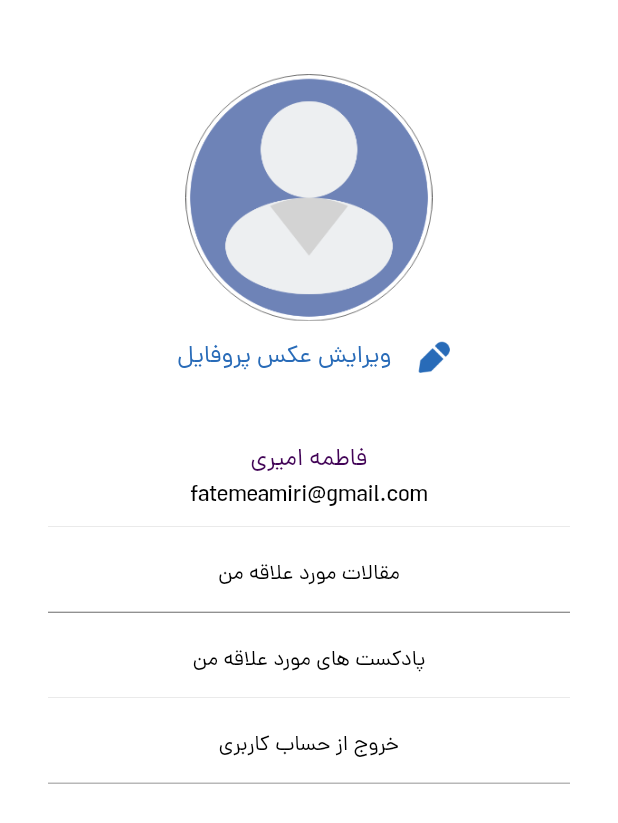
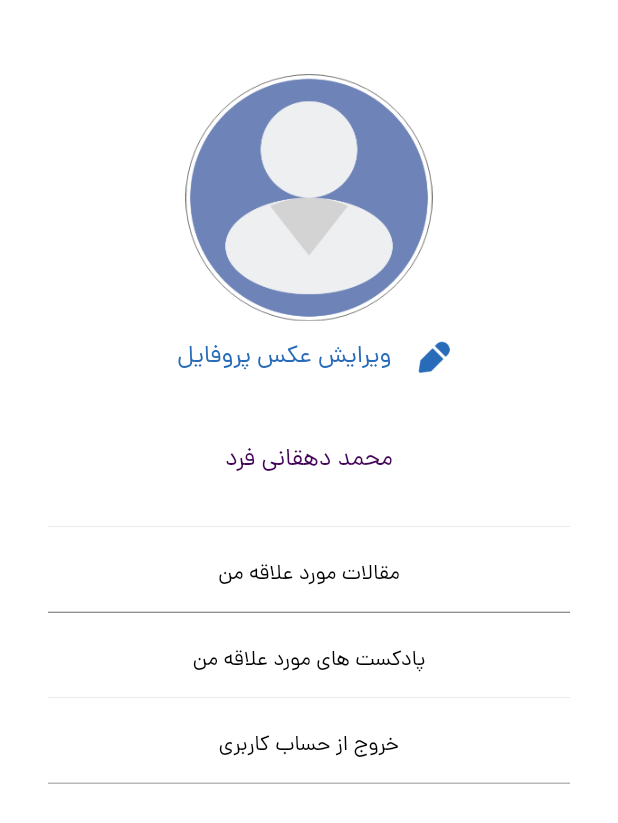
Before and after one commit to mohammad-dehghanifard/TechBlog, a Flutter app: the ProfileScreen screen opened by its route, on a phone screen of 412 x 824 dp. Shown: the top 823 px of the screen. Run offline on Flutter 3.47's test engine with Material 2 defaults, Android fonts, the phone set to English and light mode, and no system bars; our stand-ins replace cached_network_image, dio, flutter_spinkit, flutter_svg, get, get_storage; accounts and stored records are empty; network calls fail.

Commit message:
refactor profile screen ui

```diff
--- a/lib/controller/navigation_controller/navigation_controller.dart
+++ b/lib/controller/navigation_controller/navigation_controller.dart
@@ -6,5 +6,5 @@ import 'package:get/get.dart';
 
 class NavigationController extends GetxController{
   RxInt selectedPage = 0.obs;
-  List<Widget> techScreens = [const HomeScreen(),const ProfileScreen(),const RegisterIntro()];
+  List<Widget> techScreens = [const HomeScreen(), ProfileScreen(),const RegisterIntro()];
 }
--- a/lib/main.dart
+++ b/lib/main.dart
@@ -35,7 +35,7 @@ class MyApp extends StatelessWidget {
         GetPage(name: ScreenRouts.splashRoute, page: () => const SplashScreen()),
         GetPage(name: ScreenRouts.homeRoute, page: () => const HomeScreen()),
         GetPage(name: ScreenRouts.mainScreenRoute, page: () =>  MainScreen()),
-        GetPage(name: ScreenRouts.profileScreenRoute, page: () => const ProfileScreen()),
+        GetPage(name: ScreenRouts.profileScreenRoute, page: () =>  ProfileScreen()),
         GetPage(name: ScreenRouts.registerIntroScreenRoute, page: () => const RegisterIntro()),
         GetPage(name: ScreenRouts.articleListScreenRoute, page: () => const ArticleListScreen()),
         GetPage(name: ScreenRouts.singleArticleScreenRoute, page: () => const SingleArticleScreen()),
--- a/lib/view/profile_screen/screens/profile_screen.dart
+++ b/lib/view/profile_screen/screens/profile_screen.dart
@@ -1,13 +1,16 @@
 import 'package:flutter/material.dart';
 import 'package:flutter_techblog/core/constants/colors/app_colors.dart';
+import 'package:flutter_techblog/core/constants/storage_keys/storage_keys.dart';
 import 'package:flutter_techblog/core/constants/style/text_styles.dart';
 import 'package:flutter_techblog/core/constants/texts/app_texts.dart';
 import 'package:flutter_techblog/core/widget/tech_divider/tech_divider.dart';
 import 'package:flutter_techblog/gen/assets.gen.dart';
 import 'package:flutter_techblog/view/profile_screen/widgets/user_option_btn/user_option_widget.dart';
+import 'package:get_storage/get_storage.dart';
 
 class ProfileScreen extends StatelessWidget {
-  const ProfileScreen({Key? key}) : super(key: key);
+  final box = GetStorage();
+   ProfileScreen({Key? key}) : super(key: key);
 
   @override
   Widget build(BuildContext context) {
@@ -33,8 +36,8 @@ class ProfileScreen extends StatelessWidget {
             ),
             SizedBox(height: size.height * 0.04),
             //user information
-            Text("فاطمه امیری",style: ApplicationTextStyle.listTitle.apply(color: SolidColors.colorPrimary)),
-            Text("fatemeamiri@gmail.com",style: ApplicationTextStyle.listTitle.apply(color: SolidColors.colorTextTitle)),
+            Text("محمد دهقانی فرد",style: ApplicationTextStyle.listTitle.apply(color: SolidColors.colorPrimary)),
+            Text(box.read(TechStorageKeys.userEmailKey),style: ApplicationTextStyle.listTitle.apply(color: SolidColors.colorTextTitle)),
 
             // user option
             const TechDivider(thickness: 0.1),
```
